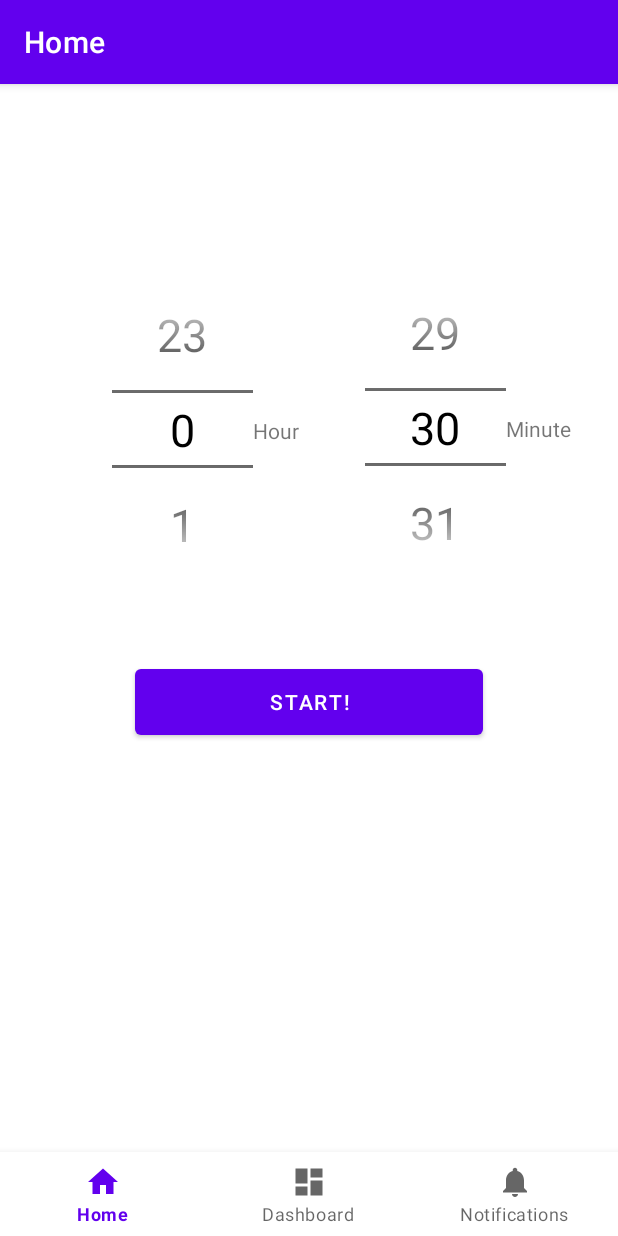
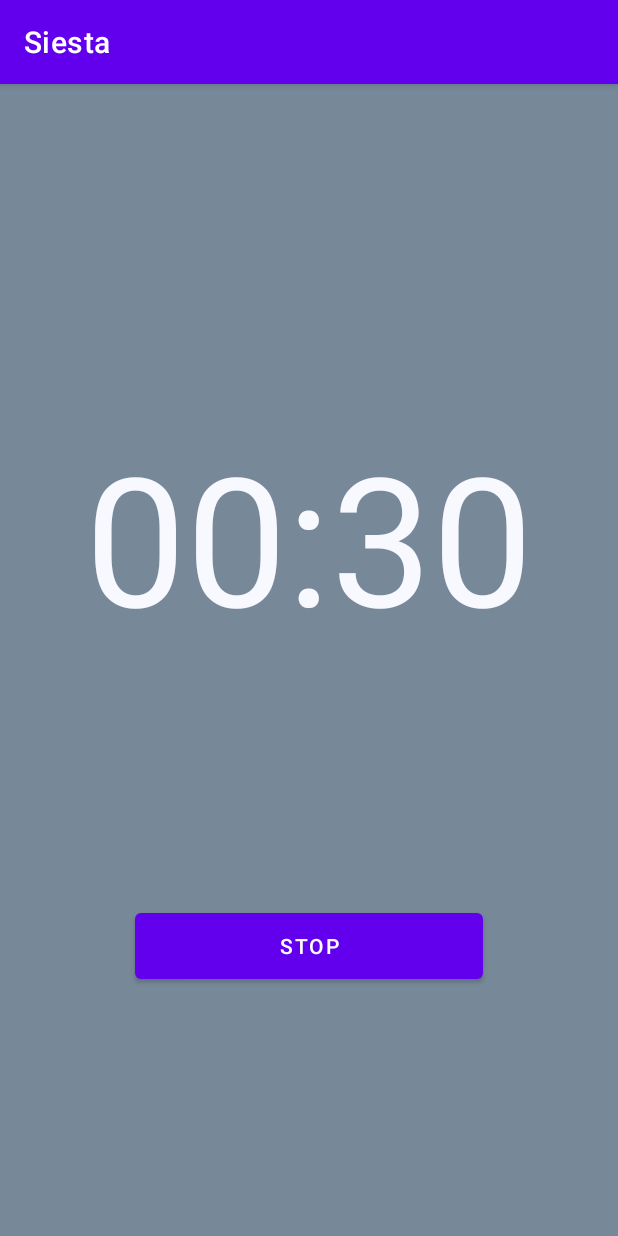
Before and after one commit to uchinarupower/WSD-Siesta, an Android app: the screen it shows after launch (MainActivity before the commit, SubActivity after it), after a tap on "START!", on a phone screen of 412 x 824 dp. Run offline under Robolectric (Android 15) with nearby library versions, the light colour scheme and no system bars; our stand-ins replace navigation-ui.

Commit message:
遷移先で値の表示

```diff
--- a/app/src/main/java/jp/ac/titech/itpro/sdl/siesta/MainActivity.java
+++ b/app/src/main/java/jp/ac/titech/itpro/sdl/siesta/MainActivity.java
@@ -68,8 +68,15 @@ public class MainActivity extends AppCompatActivity {
             public void onClick(View v) {
                 input_hour = np_hour.getValue();
                 input_minute = np_min.getValue();
-                Intent intent = new Intent(MainActivity.this, sensingAlarmOperator.class);
-                startService(intent);
+
+                Intent intent_a = new Intent(MainActivity.this, sensingAlarmOperator.class);
+                startService(intent_a);
+
+                Intent intent_s = new Intent(MainActivity.this, SubActivity.class);
+                intent_s.putExtra("HOUR", input_hour);
+                intent_s.putExtra("MINUTE", input_minute);
+                startActivity(intent_s);
+
                 Log.d(TAG, "call Alarm");
 
                 //runAlarm(input_hour, input_minute);
--- a/app/src/main/java/jp/ac/titech/itpro/sdl/siesta/SubActivity.java
+++ b/app/src/main/java/jp/ac/titech/itpro/sdl/siesta/SubActivity.java
@@ -1,17 +1,30 @@
 package jp.ac.titech.itpro.sdl.siesta;
 
+import android.content.Intent;
 import android.os.Bundle;
 import android.view.View;
 import android.widget.Button;
+import android.widget.TextView;
 
 import androidx.appcompat.app.AppCompatActivity;
 
 public class SubActivity extends AppCompatActivity {
+    private TextView text_timer;
+
     @Override
     protected void onCreate(Bundle savedInstanceState) {
         super.onCreate(savedInstanceState);
         setContentView(R.layout.activity_sub);
+
         Button btn_stop = findViewById(R.id.btn_stop);
+        text_timer = findViewById(R.id.timer);
+
+        Intent i = getIntent();
+        int input_hour = i.getIntExtra("HOUR", 0);
+        int input_minute = i.getIntExtra("MINUTE", 0);
+        text_timer.setText(String.format("%02d", new Integer(input_hour)) + ":" + String.format("%02d", new Integer(input_minute)));
+
+
         btn_stop.setOnClickListener(new View.OnClickListener() {
             @Override
             public void onClick(View v) {
--- a/app/src/main/java/jp/ac/titech/itpro/sdl/siesta/sensingAlarmOperator.java
+++ b/app/src/main/java/jp/ac/titech/itpro/sdl/siesta/sensingAlarmOperator.java
@@ -32,7 +32,7 @@ public class sensingAlarmOperator extends Service implements SensorEventListener
     private float[] last_r_vector_value = new float[3];
     private float light_value;
     private  float diff_r = 0;
-    final static double SCORE_THRESHOLD = 30;
+    final static double SCORE_THRESHOLD = 40;
 
     /*public sensingAlarm() {
         super("sensingAlarm");
@@ -116,8 +116,7 @@ public class sensingAlarmOperator extends Service implements SensorEventListener
                 double sleep_score = calcSleepScore();
                 if (sleep_score < SCORE_THRESHOLD){
                     // alarm start
-                    Intent intent = new Intent(getApplication(),SubActivity.class);
-                    startActivity(intent);
+
                 }
                 Log.d(TAG, "SLEEP SCORE: " + String.valueOf(sleep_score));
                 Log.d(TAG, "SLEEP SCORE: " + String.valueOf(sleep_score));
--- a/app/src/main/res/layout/activity_sub.xml
+++ b/app/src/main/res/layout/activity_sub.xml
@@ -5,6 +5,7 @@
     android:id="@+id/container"
     android:layout_width="match_parent"
     android:layout_height="match_parent"
+    android:background="#778899"
     android:paddingTop="?attr/actionBarSize">
 
     <TextView
@@ -12,7 +13,8 @@
         android:layout_width="wrap_content"
         android:layout_height="wrap_content"
         android:text="00:00"
-        android:textSize="60sp"
+        android:textColor="#f8f8ff"
+        android:textSize="120sp"
         app:layout_constraintBottom_toTopOf="@id/btn_stop"
         app:layout_constraintEnd_toEndOf="parent"
         app:layout_constraintStart_toStartOf="parent"
```
